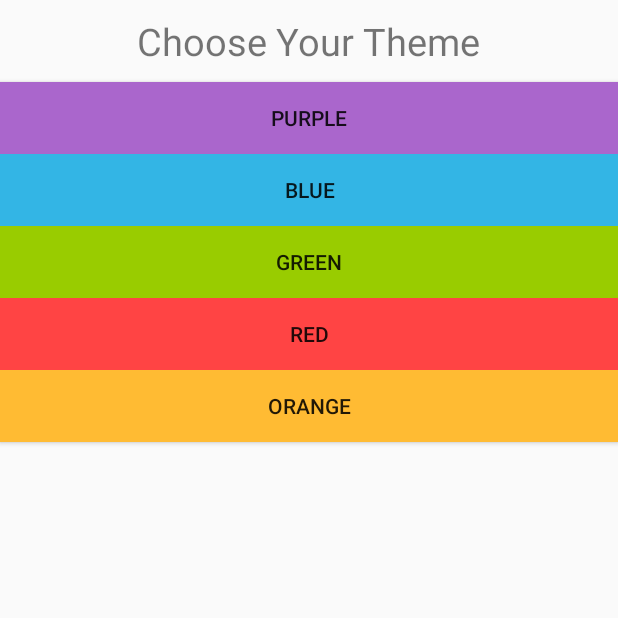
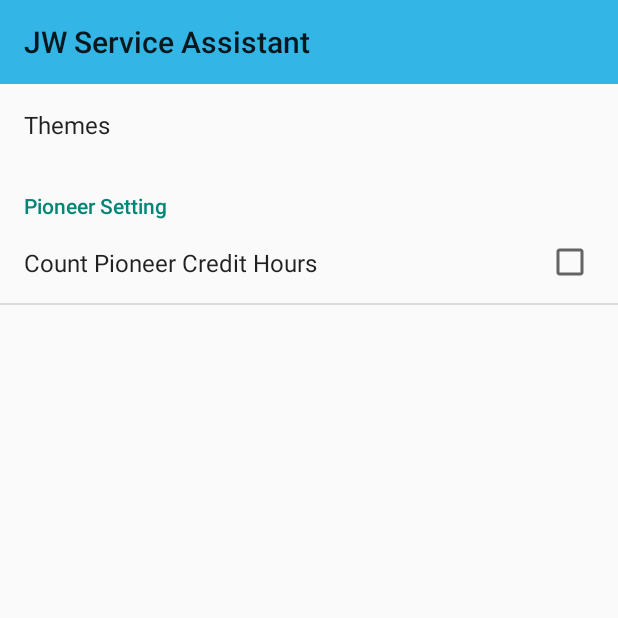
Before and after one commit to ImpDevJonesTech/SimpleServiceAssistant, an Android app: the screen it shows after launch (Theme_Picker before the commit, SettingsActivity after it), in the options menu, after a tap on "Settings", on a phone screen of 412 x 824 dp, the top half of it. Run offline under Robolectric (Android 15) with nearby library versions, the phone set to English and light mode, and no system bars.

Commit message:
added preference activity and layout with themes and a pioneer credit toggle

```diff
--- a/app/src/main/AndroidManifest.xml
+++ b/app/src/main/AndroidManifest.xml
@@ -21,6 +21,7 @@
         <activity android:name=".Email_Report_Class" android:theme="@style/Dialog"/>
         <activity android:name=".SMS_Report_Class" android:theme="@style/Dialog"/>
         <activity android:name=".Theme_Picker"/>
+        <activity android:name=".SettingsActivity"/>
         <activity
             android:name="com.google.android.gms.ads.AdActivity"
             android:configChanges="keyboard|keyboardHidden|orientation|screenLayout|uiMode|screenSize|smallestScreenSize"
--- a/app/src/main/java/jonestech/simpleserviceassistant/Add_Report_Class.java
+++ b/app/src/main/java/jonestech/simpleserviceassistant/Add_Report_Class.java
@@ -30,9 +30,7 @@ public class Add_Report_Class extends Activity {
     String month;
     protected void onCreate(Bundle savedInstanceState){
         super.onCreate(savedInstanceState);
-        SharedPreferences prefs = getSharedPreferences("THEMES_SELECTION", MODE_PRIVATE);
-        int theme = prefs.getInt("Theme_Color", 0);
-        themeUtils.onDialogCreateSetTheme(this, theme);
+        themeUtils.onDialogCreateSetTheme(this);
         report = new Report(this);
         c = report.queryAll();
         setContentView(R.layout.add_report_dialog);
--- a/app/src/main/java/jonestech/simpleserviceassistant/Edit_Report_Class.java
+++ b/app/src/main/java/jonestech/simpleserviceassistant/Edit_Report_Class.java
@@ -24,9 +24,7 @@ public class Edit_Report_Class extends Activity {
     String co, date;
     protected void onCreate(Bundle savedInstanceState){
         super.onCreate(savedInstanceState);
-        SharedPreferences prefs = getSharedPreferences("THEMES_SELECTION", MODE_PRIVATE);
-        int theme = prefs.getInt("Theme_Color", 0);
-        themeUtils.onDialogCreateSetTheme(this, theme);
+        themeUtils.onDialogCreateSetTheme(this);
         report = new Report(this);
         c = report.queryAll();
         setContentView(R.layout.edit_report_dialog);
--- a/app/src/main/java/jonestech/simpleserviceassistant/Email_Report_Class.java
+++ b/app/src/main/java/jonestech/simpleserviceassistant/Email_Report_Class.java
@@ -27,9 +27,7 @@ public class Email_Report_Class extends Activity {
     String currentmonth, prevmonth = "";
     protected void onCreate(Bundle savedInstanceState){
         super.onCreate(savedInstanceState);
-        SharedPreferences prefs = getSharedPreferences("THEMES_SELECTION", MODE_PRIVATE);
-        int theme = prefs.getInt("Theme_Color", 0);
-        themeUtils.onDialogCreateSetTheme(this, theme);
+        themeUtils.onDialogCreateSetTheme(this);
         report = new Report(this);
         setContentView(R.layout.send_email_dialog);
         final CheckBox pmonthcheckbox = (CheckBox)findViewById(R.id.prevmonth_checkbox);
--- a/app/src/main/java/jonestech/simpleserviceassistant/MainActivity.java
+++ b/app/src/main/java/jonestech/simpleserviceassistant/MainActivity.java
@@ -32,27 +32,7 @@ public class MainActivity extends ActionBarActivity implements ActionBar.TabList
     @Override
     protected void onCreate(Bundle savedInstanceState) {
         super.onCreate(savedInstanceState);
-        SharedPreferences prefs = getSharedPreferences("THEMES_SELECTION", MODE_PRIVATE);
-        int theme = prefs.getInt("Theme_Color", 0);
-        if (Build.VERSION.SDK_INT >= Build.VERSION_CODES.LOLLIPOP) {
-            getWindow().addFlags(WindowManager.LayoutParams.FLAG_DRAWS_SYSTEM_BAR_BACKGROUNDS);
-            if(theme == themeUtils.PURPLE){
-                getWindow().setStatusBarColor(getResources().getColor(R.color.dark_purple));
-            }
-            if(theme == themeUtils.BLUE){
-                getWindow().setStatusBarColor(getResources().getColor(R.color.dark_blue));
-            }
-            if(theme == themeUtils.GREEN){
-                getWindow().setStatusBarColor(getResources().getColor(R.color.dark_green));
-            }
-            if(theme == themeUtils.RED){
-                getWindow().setStatusBarColor(getResources().getColor(R.color.dark_red));
-            }
-            if(theme == themeUtils.ORANGE){
-                getWindow().setStatusBarColor(getResources().getColor(R.color.dark_orange));
-            }
-        }
-        themeUtils.onActivityCreateSetTheme(this, theme);
+        themeUtils.onActivityCreateSetTheme(this);
         setContentView(R.layout.activity_main);
         // Set up the action bar.
         final ActionBar actionBar = getSupportActionBar();
@@ -121,8 +101,8 @@ public class MainActivity extends ActionBarActivity implements ActionBar.TabList
             startActivity(smsi);
             return true;
         }
-        if(id == R.id.theme_config){
-            Intent i = new Intent(this, Theme_Picker.class);
+        if(id == R.id.settings){
+            Intent i = new Intent(this, SettingsActivity.class);
             i.setFlags(i.getFlags() | Intent.FLAG_ACTIVITY_NO_HISTORY);
             i.setFlags(Intent.FLAG_ACTIVITY_CLEAR_TOP);
             i.putExtra("EXIT", true);
--- a/app/src/main/java/jonestech/simpleserviceassistant/SMS_Report_Class.java
+++ b/app/src/main/java/jonestech/simpleserviceassistant/SMS_Report_Class.java
@@ -27,9 +27,7 @@ public class SMS_Report_Class extends Activity {
     String currentmonth, prevmonth = "";
     protected void onCreate(Bundle savedInstanceState){
         super.onCreate(savedInstanceState);
-        SharedPreferences prefs = getSharedPreferences("THEMES_SELECTION", MODE_PRIVATE);
-        int theme = prefs.getInt("Theme_Color", 0);
-        themeUtils.onDialogCreateSetTheme(this, theme);
+        themeUtils.onDialogCreateSetTheme(this);
         report = new Report(this);
         setContentView(R.layout.sms_report_dialog);
         final CheckBox pmonthcheckbox = (CheckBox)findViewById(R.id.prevmonth_checkbox);
--- /dev/null
+++ b/app/src/main/java/jonestech/simpleserviceassistant/SettingsActivity.java
@@ -0,0 +1,120 @@
+package jonestech.simpleserviceassistant;
+import android.content.Intent;
+import android.content.SharedPreferences;
+import android.os.Bundle;
+import android.preference.PreferenceActivity;
+import android.preference.PreferenceManager;
+import android.support.v7.widget.Toolbar;
+import android.util.Log;
+import android.view.LayoutInflater;
+import android.view.View;
+import android.view.ViewGroup;
+import android.widget.LinearLayout;
+/**
+ * Created by Josman on 3/1/2016.
+ */
+public class SettingsActivity extends PreferenceActivity implements SharedPreferences.OnSharedPreferenceChangeListener {
+    private Toolbar mActionBar;
+    private SharedPreferences sharedPreferences;
+    @Override
+    protected void onCreate(Bundle savedInstanceState) {
+        super.onCreate(savedInstanceState);
+        themeUtils.onActivityCreateSetTheme(this);
+        addPreferencesFromResource(R.xml.preferences);
+        mActionBar.setTitle(getTitle());
+        sharedPreferences = PreferenceManager.getDefaultSharedPreferences(this);
+        String themeString = sharedPreferences.getString("theme", "0");
+        int themeInt = Integer.parseInt(themeString);
+        if(themeInt == 0){
+            mActionBar.setBackgroundColor(getResources().getColor(R.color.material_purple));
+        }
+        if(themeInt == 1){
+            mActionBar.setBackgroundColor(getResources().getColor(R.color.material_blue));
+        }
+        if(themeInt == 2){
+            mActionBar.setBackgroundColor(getResources().getColor(R.color.material_green));
+        }
+        if(themeInt == 3){
+            mActionBar.setBackgroundColor(getResources().getColor(R.color.material_red));
+        }
+        if(themeInt == 4){
+            mActionBar.setBackgroundColor(getResources().getColor(R.color.material_orange));
+        }
+    }
+    @Override
+    public void setContentView(int layoutResID) {
+        ViewGroup contentView = (ViewGroup) LayoutInflater.from(this).inflate(
+                R.layout.settings_activity, new LinearLayout(this), false);
+        mActionBar = (Toolbar) contentView.findViewById(R.id.action_bar);
+        mActionBar.setNavigationOnClickListener(new View.OnClickListener() {
+            @Override
+            public void onClick(View v) {
+                finish();
+            }
+        });
+        ViewGroup contentWrapper = (ViewGroup) contentView.findViewById(R.id.content_wrapper);
+        LayoutInflater.from(this).inflate(layoutResID, contentWrapper, true);
+        getWindow().setContentView(contentView);
+    }
+    @Override
+    public void onSharedPreferenceChanged(SharedPreferences sharedPreferences, String key) {
+        if(key.equals("theme")){
+            String themeString = sharedPreferences.getString("theme", "0");
+            int themeInt = Integer.parseInt(themeString);
+            Intent i = getBaseContext().getPackageManager()
+                    .getLaunchIntentForPackage( getBaseContext().getPackageName() );
+            i.addFlags(Intent.FLAG_ACTIVITY_CLEAR_TOP);
+            if(themeInt == 0){
+                themeUtils.changeToTheme(this, themeUtils.PURPLE);
+                mActionBar.setBackgroundColor(getResources().getColor(R.color.dark_purple));
+                startActivity(i);
+            }
+            if(themeInt == 1){
+                themeUtils.changeToTheme(this, themeUtils.BLUE);
+                mActionBar.setBackgroundColor(getResources().getColor(R.color.dark_blue));
+                startActivity(i);
+            }
+            if(themeInt == 2){
+                themeUtils.changeToTheme(this, themeUtils.GREEN);
+                mActionBar.setBackgroundColor(getResources().getColor(R.color.dark_green));
+                startActivity(i);
+            }
+            if(themeInt == 3){
+                themeUtils.changeToTheme(this, themeUtils.RED);
+                mActionBar.setBackgroundColor(getResources().getColor(R.color.dark_red));
+                startActivity(i);
+            }
+            if(themeInt == 4){
+                themeUtils.changeToTheme(this, themeUtils.ORANGE);
+                mActionBar.setBackgroundColor(getResources().getColor(R.color.dark_orange));
+                startActivity(i);
+            }
+        }
+        if(key.equals("pioneer_credits_toggle")){
+            if(!sharedPreferences.getBoolean("pioneer_credits_toggle", false)){
+                SharedPreferences preferences = PreferenceManager.getDefaultSharedPreferences(SettingsActivity.this);
+                SharedPreferences.Editor editor = preferences.edit();
+                editor.putBoolean("pioneer_credits", true).apply();
+            }
+            if(sharedPreferences.getBoolean("pioneer_credits_toggle", false)){
+                SharedPreferences preferences = PreferenceManager.getDefaultSharedPreferences(SettingsActivity.this);
+                SharedPreferences.Editor editor = preferences.edit();
+                editor.putBoolean("pioneer_credits", false).apply();
+            }
+        }
+    }
+    @Override
+    protected void onResume() {
+        super.onResume();
+        getPreferenceScreen()
+                .getSharedPreferences()
+                .registerOnSharedPreferenceChangeListener(this);
+    }
+    @Override
+    protected void onPause() {
+        super.onPause();
+        getPreferenceScreen()
+                .getSharedPreferences()
+                .unregisterOnSharedPreferenceChangeListener(this);
+    }
+}
--- a/app/src/main/java/jonestech/simpleserviceassistant/Theme_Picker.java
+++ b/app/src/main/java/jonestech/simpleserviceassistant/Theme_Picker.java
@@ -13,7 +13,7 @@ public class Theme_Picker extends Activity implements View.OnClickListener {
         super.onCreate(savedInstanceState);
         SharedPreferences prefs = getSharedPreferences("THEMES_SELECTION", MODE_PRIVATE);
         int theme = prefs.getInt("Theme_Color", 0);
-        themeUtils.onActivityCreateSetTheme(this, theme);
+        themeUtils.onActivityCreateSetTheme(this);
         setContentView(R.layout.theme_picker);
         findViewById(R.id.default_color).setOnClickListener(this);
         findViewById(R.id.blue_color).setOnClickListener(this);
--- a/app/src/main/java/jonestech/simpleserviceassistant/themeUtils.java
+++ b/app/src/main/java/jonestech/simpleserviceassistant/themeUtils.java
@@ -3,6 +3,8 @@ import android.app.Activity;
 import android.content.Context;
 import android.content.Intent;
 import android.content.SharedPreferences;
+import android.os.Build;
+import android.view.WindowManager;
 
 /**
  * Created by Josiah on 2/27/2015.
@@ -21,28 +23,52 @@ public class themeUtils {
         activity.finish();
         activity.startActivity(new Intent(activity, activity.getClass()));
     }
-    public static void onActivityCreateSetTheme(Activity activity, int theme){
-        switch (theme){
+    public static void onActivityCreateSetTheme(Activity activity){
+        SharedPreferences prefs = activity.getSharedPreferences("THEMES_SELECTION", Context.MODE_PRIVATE);
+        cTheme = prefs.getInt("Theme_Color", 0);
+        switch (cTheme){
             default:
             case PURPLE:
                 activity.setTheme(R.style.DefaultTheme);
+                if (Build.VERSION.SDK_INT >= Build.VERSION_CODES.LOLLIPOP) {
+                    activity.getWindow().addFlags(WindowManager.LayoutParams.FLAG_DRAWS_SYSTEM_BAR_BACKGROUNDS);
+                    activity.getWindow().setStatusBarColor(activity.getResources().getColor(R.color.dark_purple));
+                }
                 break;
             case BLUE:
                 activity.setTheme(R.style.BlueTheme);
+                if (Build.VERSION.SDK_INT >= Build.VERSION_CODES.LOLLIPOP) {
+                    activity.getWindow().addFlags(WindowManager.LayoutParams.FLAG_DRAWS_SYSTEM_BAR_BACKGROUNDS);
+                    activity.getWindow().setStatusBarColor(activity.getResources().getColor(R.color.dark_blue));
+                }
                 break;
             case GREEN:
                 activity.setTheme(R.style.GreenTheme);
+                if (Build.VERSION.SDK_INT >= Build.VERSION_CODES.LOLLIPOP) {
+                    activity.getWindow().addFlags(WindowManager.LayoutParams.FLAG_DRAWS_SYSTEM_BAR_BACKGROUNDS);
+                    activity.getWindow().setStatusBarColor(activity.getResources().getColor(R.color.dark_green));
+                }
                 break;
             case RED:
                 activity.setTheme(R.style.RedTheme);
+                if (Build.VERSION.SDK_INT >= Build.VERSION_CODES.LOLLIPOP) {
+                    activity.getWindow().addFlags(WindowManager.LayoutParams.FLAG_DRAWS_SYSTEM_BAR_BACKGROUNDS);
+                    activity.getWindow().setStatusBarColor(activity.getResources().getColor(R.color.dark_red));
+                }
                 break;
             case ORANGE:
                 activity.setTheme(R.style.OrangeTheme);
+                if (Build.VERSION.SDK_INT >= Build.VERSION_CODES.LOLLIPOP) {
+                    activity.getWindow().addFlags(WindowManager.LayoutParams.FLAG_DRAWS_SYSTEM_BAR_BACKGROUNDS);
+                    activity.getWindow().setStatusBarColor(activity.getResources().getColor(R.color.dark_orange));
+                }
                 break;
         }
     }
-    public static void onDialogCreateSetTheme(Activity activity, int theme){
-        switch (theme){
+    public static void onDialogCreateSetTheme(Activity activity){
+        SharedPreferences prefs = activity.getSharedPreferences("THEMES_SELECTION", Context.MODE_PRIVATE);
+        cTheme = prefs.getInt("Theme_Color", 0);
+        switch (cTheme){
             default:
             case PURPLE:
                 activity.setTheme(R.style.Dialog);
--- /dev/null
+++ b/app/src/main/res/layout/settings_activity.xml
@@ -0,0 +1,16 @@
+<?xml version="1.0" encoding="utf-8"?>
+<LinearLayout xmlns:android="http://schemas.android.com/apk/res/android"
+    android:orientation="vertical" android:layout_width="match_parent"
+    android:layout_height="match_parent">
+    <android.support.v7.widget.Toolbar
+        android:id="@+id/action_bar"
+        android:layout_width="match_parent"
+        android:layout_height="wrap_content"
+        android:minHeight="?attr/actionBarSize" />
+
+    <FrameLayout
+        android:id="@+id/content_wrapper"
+        android:layout_width="match_parent"
+        android:layout_height="0dp"
+        android:layout_weight="1" />
+</LinearLayout>
--- a/app/src/main/res/menu/menu_main.xml
+++ b/app/src/main/res/menu/menu_main.xml
@@ -7,6 +7,6 @@
         android:icon="@drawable/ic_action_email" app:showAsAction="ifRoom"/>
     <item android:id="@+id/send_sms" android:title="@string/sms_report"
         android:icon="@drawable/ic_action_send_now" app:showAsAction="ifRoom"/>
-    <item android:id="@+id/theme_config" android:title="Settings"
+    <item android:id="@+id/settings" android:title="@string/settings"
         android:icon="@drawable/ic_action_settings" app:showAsAction="ifRoom"/>
 </menu>
--- a/app/src/main/res/values/strings.xml
+++ b/app/src/main/res/values/strings.xml
@@ -1,5 +1,14 @@
 <resources>
     <string name="app_name">JW Service Assistant</string>
+    <string-array name="theme_colors">
+        <item>Purple</item><item>Blue</item><item>Green</item>
+        <item>Red</item><item>Orange</item>
+    </string-array>
+    <string-array name="theme_entries">
+        <item>0</item><item>1</item><item>2</item>
+        <item>3</item><item>4</item>
+    </string-array>
+    <string name="settings">Settings</string>
     <string name="title_section1">Daily Report</string>
     <string name="title_section2">Monthly Report</string>
     <string name="title_section3">Yearly Report</string>
--- /dev/null
+++ b/app/src/main/res/xml/preferences.xml
@@ -0,0 +1,15 @@
+<?xml version="1.0" encoding="utf-8"?>
+<PreferenceScreen xmlns:android="http://schemas.android.com/apk/res/android">
+    <ListPreference
+        android:key="theme"
+        android:title="Themes"
+        android:entries="@array/theme_colors"
+        android:entryValues="@array/theme_entries"
+        android:defaultValue="1"/>
+    <PreferenceCategory
+        android:title="Pioneer Setting">
+    <CheckBoxPreference
+        android:key="pioneer_credits_toggle"
+        android:title="Count Pioneer Credit Hours"/>
+    </PreferenceCategory>
+</PreferenceScreen>
--- a/build.gradle
+++ b/build.gradle
@@ -5,7 +5,7 @@ buildscript {
         jcenter()
     }
     dependencies {
-        classpath 'com.android.tools.build:gradle:2.0.0-beta5'
+        classpath 'com.android.tools.build:gradle:2.0.0-beta6'
 
         // NOTE: Do not place your application dependencies here; they belong
         // in the individual module build.gradle files
```
Also changed, not shown: 1 other file.
